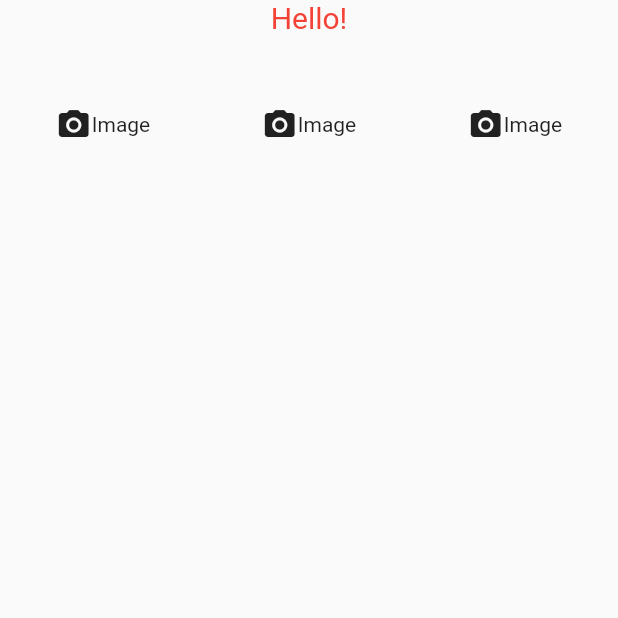
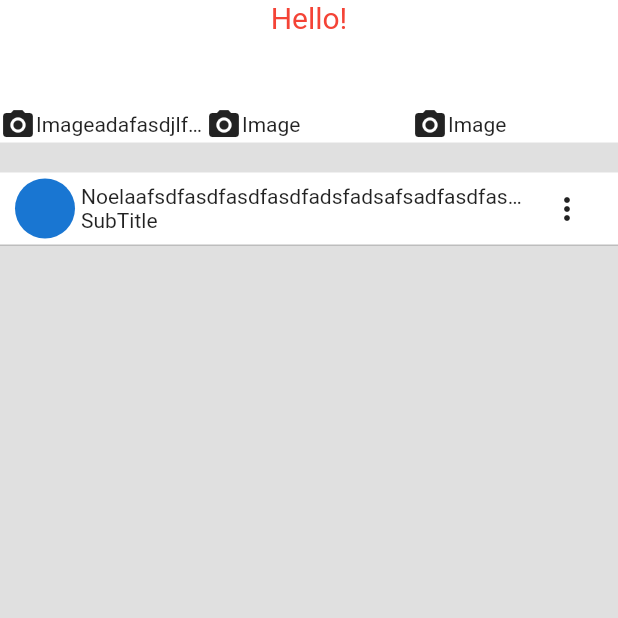
Before and after one commit to saanghyuk/flutter-blossom-app, a Flutter app: the screen it shows after launch, on a phone screen of 412 x 824 dp, the top half of it. Run offline on Flutter 3.47's test engine with Material 2 defaults, Android fonts, the phone set to English and light mode, and no system bars.

Commit message:
after class

```diff
--- a/lib/project/components/pages/main/materialMainPageComponent.dart
+++ b/lib/project/components/pages/main/materialMainPageComponent.dart
@@ -1,4 +1,5 @@
-import 'package:blossom/project/widgets/feedInput.dart';
+import 'package:blossom/project/widgets/content/feedCard/feedCard.dart';
+import 'package:blossom/project/widgets/content/feedInput/materialFeedInput.dart';
 import 'package:blossom/project/widgets/pages/mainPage/materialMainPage.dart';
 import 'package:flutter/material.dart';
 // import 'package:flutter/widgets.dart';
@@ -8,7 +9,8 @@ class MaterialMainPageComponent extends StatelessWidget {
 
   @override
   Widget build(BuildContext context) {
-    return MaterialMainPage(inputWidget: FeedInput(
+    return MaterialMainPage(
+      inputWidget: FeedInput(
       title: "Hello!",
       inkWellOnTap: (int index) async {
         if(index == 0){
@@ -19,7 +21,10 @@ class MaterialMainPageComponent extends StatelessWidget {
           print("2 clicked");
         }
       },
-    )
+      ),
+      feedCard: [
+        FeedCard(),
+      ],
     );
   }
 }
--- /dev/null
+++ b/lib/project/widgets/content/feedCard/cupertinoFeedCard.dart
@@ -0,0 +1,11 @@
+import 'package:flutter/cupertino.dart';
+
+
+class CupertinoFeedCard extends StatelessWidget {
+  const CupertinoFeedCard({Key? key}) : super(key: key);
+
+  @override
+  Widget build(BuildContext context) {
+    return Container();
+  }
+}
--- /dev/null
+++ b/lib/project/widgets/content/feedCard/feedCard.dart
@@ -0,0 +1,15 @@
+import 'dart:io';
+import 'package:blossom/project/widgets/content/feedCard/cupertinoFeedCard.dart';
+import 'package:blossom/project/widgets/content/feedCard/materialFeedCard.dart';
+import 'package:flutter/widgets.dart';
+
+class FeedCard extends StatelessWidget {
+  const FeedCard({Key? key}) : super(key: key);
+
+  @override
+  Widget build(BuildContext context) {
+    /// 언제나 모바일만 가능하다.
+    if(Platform.isAndroid) return MaterialFeedCard();
+    return CupertinoFeedCard();
+  }
+}
--- /dev/null
+++ b/lib/project/widgets/content/feedCard/materialFeedCard.dart
@@ -0,0 +1,50 @@
+import 'package:flutter/material.dart';
+
+class MaterialFeedCard extends StatelessWidget {
+  const MaterialFeedCard({Key? key}) : super(key: key);
+
+  @override
+  Widget build(BuildContext context) {
+    return Container(
+
+        decoration: BoxDecoration(
+          color: Colors.white,
+          boxShadow: [
+            BoxShadow(
+              color: Colors.grey.shade400,
+              offset: Offset(0, 1),
+            )
+          ]
+        ),
+        child: Column(
+          children: [
+            Container(
+              padding: EdgeInsets.symmetric(horizontal: 10.0),
+              child:Row(
+                mainAxisAlignment: MainAxisAlignment.spaceBetween,
+                children: [
+                  CircleAvatar(),
+                  SizedBox(width: 4.0),
+                  Expanded(
+                      child: Column(
+                          crossAxisAlignment: CrossAxisAlignment.start,
+                          children: [
+                            Text("Noelaafsdfasdfasdfasdfadsfadsafsadfasdfasdfasdafasdfas", overflow: TextOverflow.ellipsis,),
+                            Text("SubTitle"),
+                          ])
+                  ),
+                  SizedBox(width: 4.0),
+                  IconButton(
+                      onPressed: (){}, icon: Icon(Icons.more_vert)
+                  )
+                ],
+              )
+            ),
+            Container(),
+            Container(),
+            Container(),
+          ]
+      ),
+    );
+  }
+}
--- a/lib/project/widgets/feedInput.dart
+++ b/lib/project/widgets/content/feedInput/materialFeedInput.dart
@@ -1,19 +1,20 @@
+import 'dart:async';
+
 import 'package:flutter/material.dart';
-import 'package:flutter/widgets.dart';
 
 class FeedInput extends StatelessWidget {
   final String title;
   final bool _isDefault;
   final int? _buttonCount;
-  final Future<void> Function(int)? _inkWellOnTap;
+  final FutureOr<void> Function(int)? _inkWellOnTap;
   final Widget Function(BuildContext, int)? _builder;
-  const FeedInput({Key? key, required this.title, required Future<void> Function(int) inkWellOnTap})
+  const FeedInput({Key? key, required this.title, Future<void> Function(int)? inkWellOnTap})
       : _inkWellOnTap = inkWellOnTap, _isDefault= true, _builder = null, _buttonCount = null, super(key: key);
   const FeedInput.builder({
     required this.title,
     required int buttonCount,
-    required Widget Function(BuildContext, int) builder})
-      : _isDefault = false, _builder = builder, _buttonCount = buttonCount, _inkWellOnTap = null;
+    required Widget Function(BuildContext, int) builder
+    }) : _isDefault = false, _builder = builder, _buttonCount = buttonCount, _inkWellOnTap = null;
 
 
 
@@ -26,12 +27,14 @@ class FeedInput extends StatelessWidget {
     );
 
     return Container(
+        color: Colors.white,
         child: Column(
           children: [
             Container(
                 child: Text(
                   // this.title,
                   this.title,
+                  overflow: TextOverflow.ellipsis,
                   style: _textTxtStyle
                 )
             ),
@@ -59,18 +62,24 @@ class FeedInput extends StatelessWidget {
     if(!this._isDefault) return List<int>.generate(
         this._buttonCount!, (int index) => index).map<Widget>(
             (int index) => this._builder!(context, index)).toList();
-    return [
-      Expanded(child: FeedButton(title: "Image", icon: Icons.camera_alt, onTap: () async {
-        this._inkWellOnTap!(0);
-      })),
-      Expanded(child: FeedButton(title: "Image", icon: Icons.camera_alt, onTap: () async {
-        this._inkWellOnTap!(1);
-      })),
-      Expanded(child: FeedButton(title: "Image", icon: Icons.camera_alt, onTap: () async {
-        this._inkWellOnTap!(2);
-      }))
+    List<Map<String, dynamic>> buttonList = [
+      {"title": "Imageadafasdjlfkasjdflkasjdklfjals;kfjaslk;dfjl;aksdfj", "icon": Icons.camera_alt},
+      {"title": "Image", "icon": Icons.camera_alt},
+      {"title": "Image", "icon": Icons.camera_alt}
     ];
-
+    return buttonList.map((Map<String, dynamic> e) {
+      final int index = buttonList.indexOf(e);
+      return Expanded(
+        child: FeedButton(
+            title: e["title"],
+            icon: e["icon"],
+            onTap: this._inkWellOnTap == null ? null : () async {
+              await this._inkWellOnTap!(index);
+            }
+        )
+      );
+      }
+    ).toList();
   }
 }
 
@@ -97,7 +106,7 @@ class FeedButton extends StatelessWidget {
           mainAxisAlignment: MainAxisAlignment.center,
           children: [
             Icon(this.icon),
-            Text(this.title)
+            Expanded(child: Text(this.title, overflow: TextOverflow.ellipsis))
           ],
         )
       ),
--- a/lib/project/widgets/pages/mainPage/materialMainPage.dart
+++ b/lib/project/widgets/pages/mainPage/materialMainPage.dart
@@ -2,16 +2,20 @@ import 'package:flutter/material.dart';
 
 class MaterialMainPage extends StatelessWidget {
   final Widget inputWidget;
-  const MaterialMainPage({Key? key, required this.inputWidget}) : super(key: key);
+  final List<Widget> feedCard;
+  const MaterialMainPage({Key? key, required this.inputWidget, required this.feedCard}) : super(key: key);
 
   @override
   Widget build(BuildContext context) {
     return Scaffold(
+      backgroundColor: Colors.grey.shade300,
       body: SafeArea(
         child: Container(
           child: Column(
             children: [
-              this.inputWidget
+              this.inputWidget,
+              SizedBox(height: 20.0),
+              ...this.feedCard
             ],
           )
         )
```
